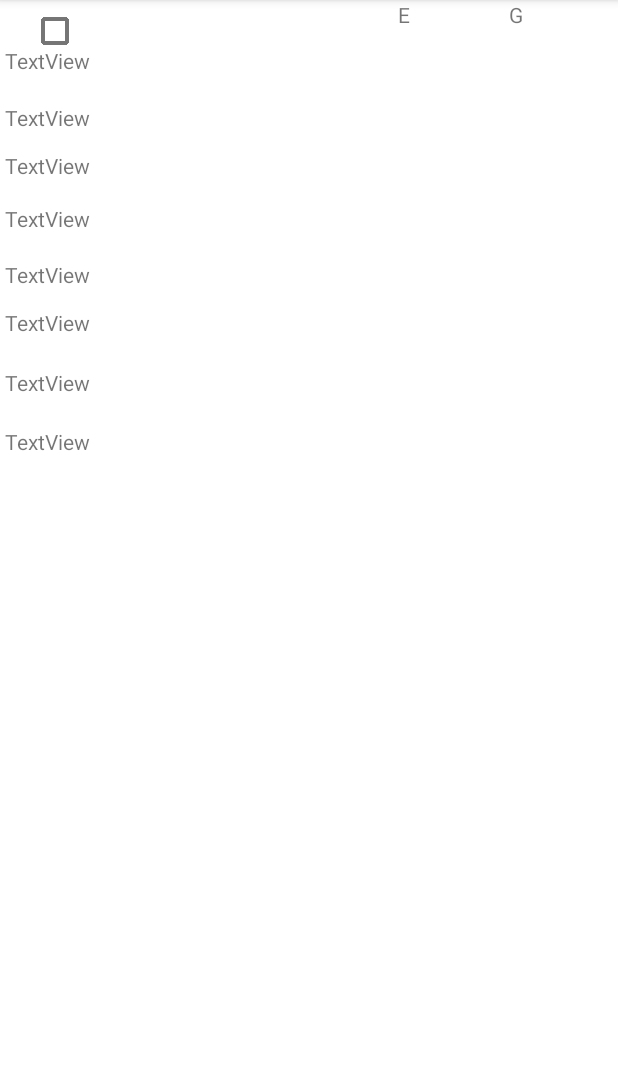
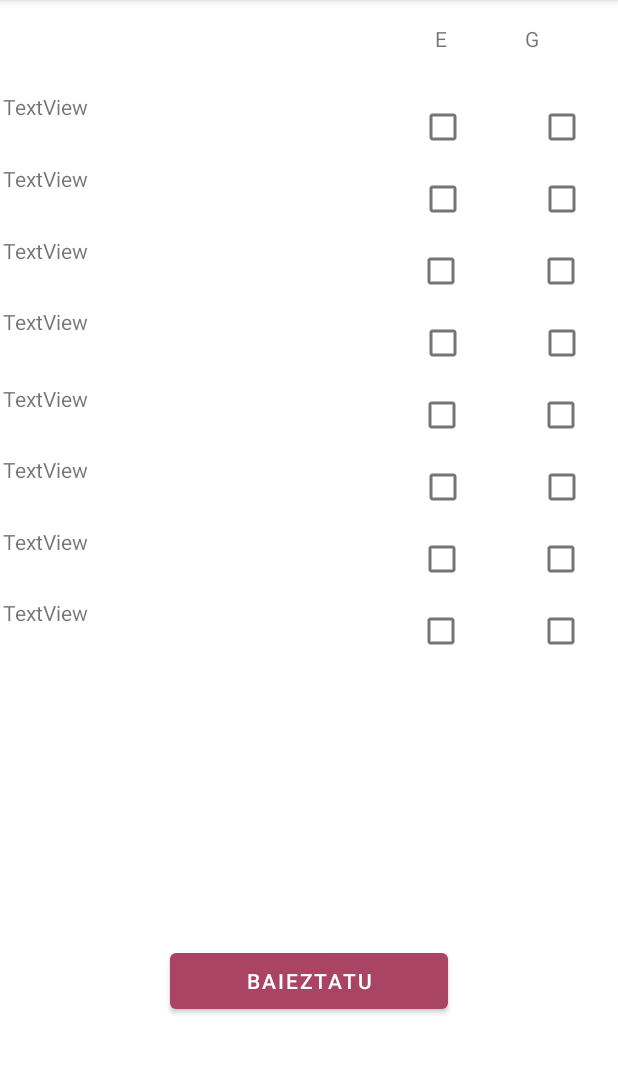
Before and after one commit to Javitrix01/DidaktikElorrioApp, an Android app: the Puzzle_Egia_Gezurra screen opened directly, with no data from a screen before it, on a phone screen of 412 x 824 dp, the part 84-1158 px from its top. Run offline under Robolectric (Android 15) with nearby library versions, the phone set to English and light mode, and no system bars.

Commit message:
puzzle Egia Gezurra

```diff
--- a/DidaktikElorrioApp/app/src/main/res/layout/activity_puzzle_egia_gezurra.xml
+++ b/DidaktikElorrioApp/app/src/main/res/layout/activity_puzzle_egia_gezurra.xml
@@ -6,183 +6,78 @@
     android:layout_height="match_parent"
     tools:context=".Puzzle_Egia_Gezurra">
 
-    <CheckBox
-        android:id="@+id/checkBox17"
-        android:layout_width="74dp"
-        android:layout_height="42dp"
-        tools:layout_editor_absoluteX="339dp"
-        tools:layout_editor_absoluteY="313dp" />
-
-    <CheckBox
-        android:id="@+id/checkBox16"
-        android:layout_width="74dp"
-        android:layout_height="42dp"
-        tools:layout_editor_absoluteX="267dp"
-        tools:layout_editor_absoluteY="313dp" />
-
-    <CheckBox
-        android:id="@+id/checkBox14"
-        android:layout_width="74dp"
-        android:layout_height="42dp"
-        tools:layout_editor_absoluteX="265dp"
-        tools:layout_editor_absoluteY="271dp" />
-
-    <CheckBox
-        android:id="@+id/checkBox15"
-        android:layout_width="74dp"
-        android:layout_height="42dp"
-        tools:layout_editor_absoluteX="341dp"
-        tools:layout_editor_absoluteY="271dp" />
-
-    <CheckBox
-        android:id="@+id/checkBox13"
-        android:layout_width="74dp"
-        android:layout_height="42dp"
-        tools:layout_editor_absoluteX="339dp"
-        tools:layout_editor_absoluteY="229dp" />
-
-    <CheckBox
-        android:id="@+id/checkBox12"
-        android:layout_width="74dp"
-        android:layout_height="42dp"
-        tools:layout_editor_absoluteX="265dp"
-        tools:layout_editor_absoluteY="229dp" />
-
-    <CheckBox
-        android:id="@+id/checkBox11"
-        android:layout_width="74dp"
-        android:layout_height="42dp"
-        tools:layout_editor_absoluteX="339dp"
-        tools:layout_editor_absoluteY="187dp" />
-
-    <CheckBox
-        android:id="@+id/checkBox10"
-        android:layout_width="74dp"
-        android:layout_height="42dp"
-        tools:layout_editor_absoluteX="265dp"
-        tools:layout_editor_absoluteY="187dp" />
-
-    <CheckBox
-        android:id="@+id/checkBox8"
-        android:layout_width="74dp"
-        android:layout_height="42dp"
-        tools:layout_editor_absoluteX="265dp"
-        tools:layout_editor_absoluteY="145dp" />
-
-    <CheckBox
-        android:id="@+id/checkBox9"
-        android:layout_width="74dp"
-        android:layout_height="42dp"
-        tools:layout_editor_absoluteX="339dp"
-        tools:layout_editor_absoluteY="145dp" />
-
-    <CheckBox
-        android:id="@+id/checkBox7"
-        android:layout_width="74dp"
-        android:layout_height="42dp"
-        tools:layout_editor_absoluteX="339dp"
-        tools:layout_editor_absoluteY="103dp" />
-
-    <CheckBox
-        android:id="@+id/checkBox5"
-        android:layout_width="74dp"
-        android:layout_height="42dp"
-        tools:layout_editor_absoluteX="341dp"
-        tools:layout_editor_absoluteY="61dp" />
-
-    <CheckBox
-        android:id="@+id/checkBox6"
-        android:layout_width="74dp"
-        android:layout_height="42dp"
-        tools:layout_editor_absoluteX="265dp"
-        tools:layout_editor_absoluteY="103dp" />
-
-    <CheckBox
-        android:id="@+id/checkBox4"
-        android:layout_width="74dp"
-        android:layout_height="42dp"
-        tools:layout_editor_absoluteX="265dp"
-        tools:layout_editor_absoluteY="61dp" />
-
-    <CheckBox
-        android:id="@+id/checkBox3"
-        android:layout_width="74dp"
-        android:layout_height="42dp"
-        tools:layout_editor_absoluteX="339dp"
-        tools:layout_editor_absoluteY="19dp" />
-
     <LinearLayout
         android:id="@+id/linearLayout3"
-        android:layout_width="262dp"
-        android:layout_height="301dp"
+        android:layout_width="251dp"
+        android:layout_height="469dp"
         android:orientation="vertical"
         app:layout_constraintBottom_toBottomOf="parent"
         app:layout_constraintEnd_toEndOf="parent"
-        app:layout_constraintHorizontal_bias="0.02"
+        app:layout_constraintHorizontal_bias="0.012"
         app:layout_constraintStart_toStartOf="parent"
         app:layout_constraintTop_toTopOf="parent"
-        app:layout_constraintVertical_bias="0.065">
+        app:layout_constraintVertical_bias="0.206">
 
         <TextView
             android:id="@+id/textView9"
             android:layout_width="match_parent"
-            android:layout_height="38dp"
+            android:layout_height="48dp"
             android:text="TextView" />
 
         <TextView
             android:id="@+id/textView10"
             android:layout_width="match_parent"
-            android:layout_height="32dp"
+            android:layout_height="48dp"
             android:text="TextView" />
 
         <TextView
             android:id="@+id/textView11"
             android:layout_width="match_parent"
-            android:layout_height="35dp"
+            android:layout_height="47dp"
             android:text="TextView" />
 
         <TextView
             android:id="@+id/textView12"
             android:layout_width="match_parent"
-            android:layout_height="37dp"
+            android:layout_height="51dp"
             android:text="TextView" />
 
         <TextView
             android:id="@+id/textView13"
             android:layout_width="match_parent"
-            android:layout_height="32dp"
+            android:layout_height="47dp"
             android:text="TextView" />
 
         <TextView
             android:id="@+id/textView14"
             android:layout_width="match_parent"
-            android:layout_height="40dp"
+            android:layout_height="48dp"
             android:text="TextView" />
 
         <TextView
             android:id="@+id/textView15"
             android:layout_width="match_parent"
-            android:layout_height="39dp"
+            android:layout_height="47dp"
             android:text="TextView" />
 
         <TextView
             android:id="@+id/textView16"
             android:layout_width="match_parent"
-            android:layout_height="39dp"
+            android:layout_height="48dp"
             android:text="TextView" />
     </LinearLayout>
 
     <LinearLayout
-        android:layout_width="150dp"
-        android:layout_height="19dp"
-        android:layout_marginEnd="1dp"
+        android:id="@+id/linearLayout4"
+        android:layout_width="122dp"
+        android:layout_height="35dp"
         android:orientation="horizontal"
         app:layout_constraintBottom_toBottomOf="parent"
         app:layout_constraintEnd_toEndOf="parent"
-        app:layout_constraintHorizontal_bias="0.0"
-        app:layout_constraintStart_toEndOf="@+id/linearLayout3"
+        app:layout_constraintHorizontal_bias="1.0"
+        app:layout_constraintStart_toStartOf="parent"
         app:layout_constraintTop_toTopOf="parent"
-        app:layout_constraintVertical_bias="0.0">
+        app:layout_constraintVertical_bias="0.022">
 
         <TextView
             android:id="@+id/textView17"
@@ -200,10 +95,180 @@
 
     </LinearLayout>
 
-    <CheckBox
-        android:id="@+id/checkBox2"
-        android:layout_width="74dp"
-        android:layout_height="42dp"
-        tools:layout_editor_absoluteX="265dp"
-        tools:layout_editor_absoluteY="19dp" />
+    <LinearLayout
+        android:layout_width="159dp"
+        android:layout_height="452dp"
+        android:orientation="vertical"
+        app:layout_constraintBottom_toBottomOf="parent"
+        app:layout_constraintEnd_toEndOf="parent"
+        app:layout_constraintHorizontal_bias="1.0"
+        app:layout_constraintStart_toStartOf="parent"
+        app:layout_constraintTop_toTopOf="parent"
+        app:layout_constraintVertical_bias="0.193">
+
+        <LinearLayout
+            android:layout_width="match_parent"
+            android:layout_height="wrap_content"
+            android:orientation="horizontal">
+
+            <CheckBox
+                android:id="@+id/checkBox"
+                android:layout_width="85dp"
+                android:layout_height="match_parent"
+                tools:ignore="TouchTargetSizeCheck" />
+
+            <CheckBox
+                android:id="@+id/checkBox3"
+                android:layout_width="wrap_content"
+                android:layout_height="wrap_content"
+                android:layout_weight="1"
+                tools:ignore="TouchTargetSizeCheck" />
+        </LinearLayout>
+
+        <LinearLayout
+            android:layout_width="match_parent"
+            android:layout_height="wrap_content"
+            android:orientation="horizontal">
+
+            <CheckBox
+                android:id="@+id/checkBox"
+                android:layout_width="85dp"
+                android:layout_height="match_parent"
+                tools:ignore="TouchTargetSizeCheck" />
+
+            <CheckBox
+                android:id="@+id/checkBox3"
+                android:layout_width="wrap_content"
+                android:layout_height="wrap_content"
+                android:layout_weight="1"
+                tools:ignore="TouchTargetSizeCheck" />
+        </LinearLayout>
+
+        <LinearLayout
+            android:layout_width="match_parent"
+            android:layout_height="wrap_content"
+            android:orientation="horizontal">
+
+            <CheckBox
+                android:id="@+id/checkBox"
+                android:layout_width="83dp"
+                android:layout_height="wrap_content"
+                tools:ignore="TouchTargetSizeCheck" />
+
+            <CheckBox
+                android:id="@+id/checkBox3"
+                android:layout_width="wrap_content"
+                android:layout_height="wrap_content"
+                android:layout_weight="1"
+                tools:ignore="TouchTargetSizeCheck" />
+        </LinearLayout>
+
+        <LinearLayout
+            android:layout_width="match_parent"
+            android:layout_height="wrap_content"
+            android:orientation="horizontal">
+
+            <CheckBox
+                android:id="@+id/checkBox"
+                android:layout_width="85dp"
+                android:layout_height="match_parent"
+                tools:ignore="TouchTargetSizeCheck" />
+
+            <CheckBox
+                android:id="@+id/checkBox3"
+                android:layout_width="73dp"
+                android:layout_height="match_parent"
+                android:layout_weight="1"
+                tools:ignore="TouchTargetSizeCheck" />
+        </LinearLayout>
+
+        <LinearLayout
+            android:layout_width="match_parent"
+            android:layout_height="wrap_content"
+            android:orientation="horizontal">
+
+            <CheckBox
+                android:id="@+id/checkBox"
+                android:layout_width="84dp"
+                android:layout_height="wrap_content"
+                tools:ignore="TouchTargetSizeCheck" />
+
+            <CheckBox
+                android:id="@+id/checkBox3"
+                android:layout_width="wrap_content"
+                android:layout_height="wrap_content"
+                android:layout_weight="1"
+                tools:ignore="TouchTargetSizeCheck" />
+        </LinearLayout>
+
+        <LinearLayout
+            android:layout_width="match_parent"
+            android:layout_height="wrap_content"
+            android:orientation="horizontal">
+
+            <CheckBox
+                android:id="@+id/checkBox"
+                android:layout_width="85dp"
+                android:layout_height="wrap_content"
+                tools:ignore="TouchTargetSizeCheck" />
+
+            <CheckBox
+                android:id="@+id/checkBox3"
+                android:layout_width="wrap_content"
+                android:layout_height="wrap_content"
+                android:layout_weight="1"
+                tools:ignore="TouchTargetSizeCheck" />
+        </LinearLayout>
+
+        <LinearLayout
+            android:layout_width="match_parent"
+            android:layout_height="wrap_content"
+            android:orientation="horizontal">
+
+            <CheckBox
+                android:id="@+id/checkBox"
+                android:layout_width="84dp"
+                android:layout_height="wrap_content"
+                tools:ignore="TouchTargetSizeCheck" />
+
+            <CheckBox
+                android:id="@+id/checkBox3"
+                android:layout_width="wrap_content"
+                android:layout_height="wrap_content"
+                android:layout_weight="1"
+                tools:ignore="TouchTargetSizeCheck" />
+        </LinearLayout>
+
+        <LinearLayout
+            android:layout_width="match_parent"
+            android:layout_height="wrap_content"
+            android:orientation="horizontal">
+
+            <CheckBox
+                android:id="@+id/checkBox"
+                android:layout_width="83dp"
+                android:layout_height="wrap_content"
+                tools:ignore="TouchTargetSizeCheck" />
+
+            <CheckBox
+                android:id="@+id/checkBox3"
+                android:layout_width="wrap_content"
+                android:layout_height="wrap_content"
+                android:layout_weight="1"
+                tools:ignore="TouchTargetSizeCheck" />
+        </LinearLayout>
+
+    </LinearLayout>
+
+    <Button
+        android:id="@+id/button7"
+        android:layout_width="185dp"
+        android:layout_height="49dp"
+        android:text="@string/baieztatu"
+        app:layout_constraintBottom_toBottomOf="parent"
+        app:layout_constraintEnd_toEndOf="parent"
+        app:layout_constraintStart_toStartOf="parent"
+        app:layout_constraintTop_toTopOf="parent"
+        app:layout_constraintVertical_bias="0.876" />
+
 </androidx.constraintlayout.widget.ConstraintLayout>
```
